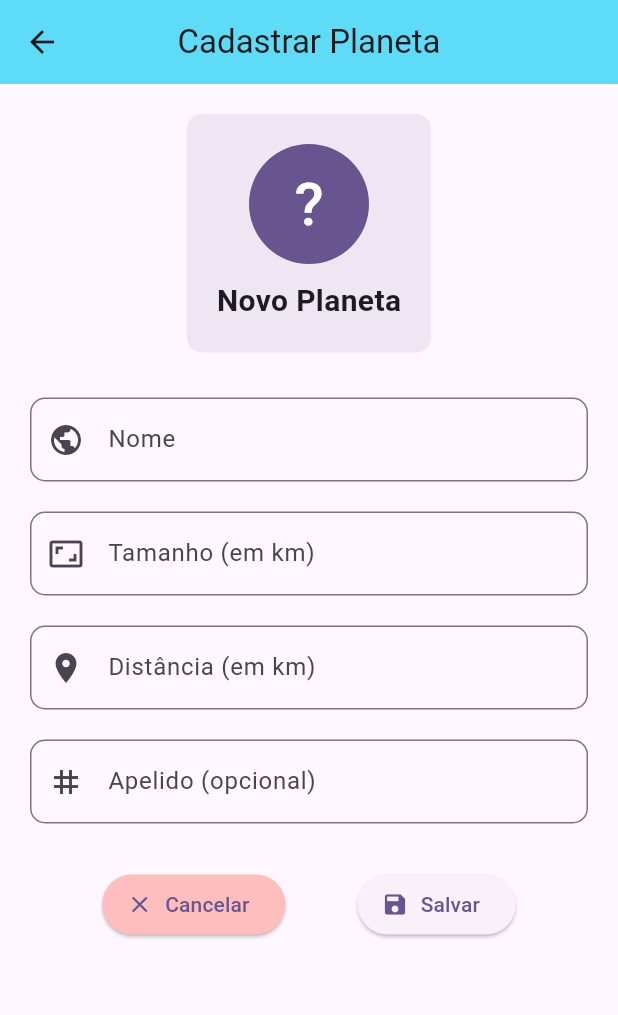
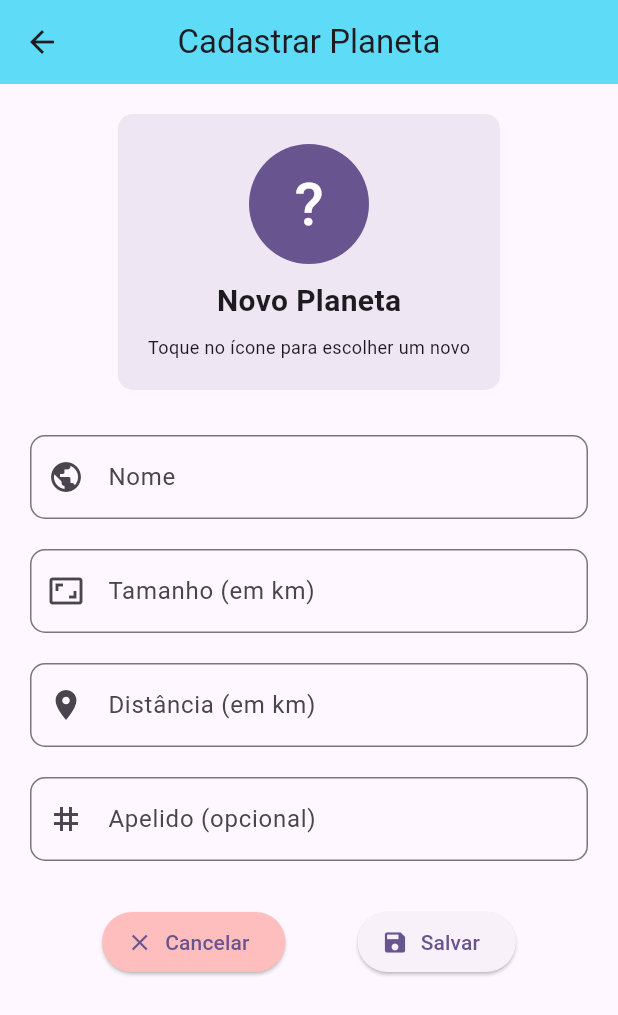
Before and after one commit to EmanuelFNC/app-planetas, a Flutter app: the screen it shows after launch, after a tap on the "add" icon, on a phone screen of 412 x 824 dp. Shown: the top 1015 px of the screen. Run offline on Flutter 3.47's test engine with Material 3 defaults, Android fonts, the phone set to English and light mode, and no system bars; our stand-ins replace sqflite; accounts and stored records are empty.

Commit message:
melhora de interface

```diff
--- a/lib/controles/controle_planeta.dart
+++ b/lib/controles/controle_planeta.dart
@@ -9,7 +9,7 @@ class ControlePlaneta {
   Future<Database> get bd async {
     if (_bd != null) return _bd!;
 
-    _bd = await _initBD('planetas.db');
+    _bd = await _initBD('planetas2.db');
     return _bd!;
   }
 
@@ -27,7 +27,8 @@ class ControlePlaneta {
         nome TEXT NOT NULL,
         tamanho REAL NOT NULL,
         distancia REAL NOT NULL,
-        apelido TEXT
+        apelido TEXT,
+        icone INTEGER
       );
     ''');
   }
--- a/lib/modelos/planeta.dart
+++ b/lib/modelos/planeta.dart
@@ -4,6 +4,7 @@ class Planeta {
   double tamanho;
   double distancia;
   String? apelido;
+  int? icone; // Novo campo para armazenar o codePoint do ícone
 
   // Construtor da classe Planeta
   Planeta({
@@ -12,10 +13,16 @@ class Planeta {
     required this.tamanho,
     required this.distancia,
     this.apelido,
+    this.icone,
   });
 
-  // Cosntrutor alternativo
-  Planeta.vazio() : nome = '', tamanho = 0.0, distancia = 0.0, apelido = '';
+  // Construtor alternativo
+  Planeta.vazio()
+      : nome = '',
+        tamanho = 0.0,
+        distancia = 0.0,
+        apelido = '',
+        icone = null;
 
   Map<String, dynamic> toMap() {
     return {
@@ -23,6 +30,7 @@ class Planeta {
       'tamanho': tamanho,
       'distancia': distancia,
       'apelido': apelido,
+      'icone': icone,
     };
   }
 
@@ -33,6 +41,7 @@ class Planeta {
       tamanho: map['tamanho'],
       distancia: map['distancia'],
       apelido: map['apelido'],
+      icone: map['icone'],
     );
   }
 }
--- a/lib/telas/tela_planeta.dart
+++ b/lib/telas/tela_planeta.dart
@@ -29,6 +29,26 @@ class _TelaPlanetaState extends State<TelaPlaneta> {
   final ControlePlaneta _controlePlaneta = ControlePlaneta();
 
   late Planeta _planeta;
+
+  // Lista de ícones para seleção (do Material Design)
+  final List<IconData> _planetIcons = [
+    Icons.public,
+    Icons.home,
+    Icons.whatshot,
+    Icons.star,
+    Icons.terrain,
+    Icons.satellite,
+    Icons.rocket_launch,
+    Icons.wb_sunny,
+    Icons.brightness_2, // Lua (moon)
+    Icons.brightness_3, // Lua crescente
+    Icons.explore, // Exploração
+    Icons.adjust, // Ajuste (pode representar órbita)
+    Icons.blur_circular, // Forma circular
+    Icons.lens, // Lente (círculo)
+    Icons.bubble_chart, // Gráfico de bolhas
+    Icons.auto_awesome, // Efeito de brilho
+  ];
 
   @override
   void initState() {
@@ -84,8 +104,56 @@ class _TelaPlanetaState extends State<TelaPlaneta> {
     }
   }
 
+  /// Abre a BottomSheet para seleção de ícone
+  void _showIconSelector() {
+    showModalBottomSheet(
+      context: context,
+      builder: (context) {
+        return GridView.builder(
+          padding: const EdgeInsets.all(16),
+          gridDelegate: const SliverGridDelegateWithFixedCrossAxisCount(
+            crossAxisCount: 4,
+            crossAxisSpacing: 16,
+            mainAxisSpacing: 16,
+          ),
+          itemCount: _planetIcons.length,
+          itemBuilder: (context, index) {
+            final iconData = _planetIcons[index];
+            return IconButton(
+              icon: Icon(
+                iconData,
+                size: 30,
+                color: Theme.of(context).colorScheme.primary,
+              ),
+              onPressed: () {
+                // Atualiza o planeta com o código do ícone escolhido
+                setState(() {
+                  _planeta.icone = iconData.codePoint;
+                });
+                Navigator.pop(context);
+              },
+            );
+          },
+        );
+      },
+    );
+  }
+
   @override
   Widget build(BuildContext context) {
+    // Cria o ícone do planeta. Se um ícone foi selecionado, o mostra; caso contrário, exibe "?".
+    Widget avatar =
+        _planeta.icone != null
+            ? Icon(
+              IconData(_planeta.icone!, fontFamily: 'MaterialIcons'),
+              size: 40,
+              color: Colors.white,
+            )
+            : const Text(
+              '?',
+              style: TextStyle(fontSize: 40, color: Colors.white),
+            );
+
     return Scaffold(
       appBar: AppBar(
         centerTitle: true,
@@ -98,11 +166,15 @@ class _TelaPlanetaState extends State<TelaPlaneta> {
           padding: const EdgeInsets.all(20),
           child: Column(
             children: [
-              // Cabeçalho visual
-              Container(
+              // Cabeçalho visual com seletor de ícone
+              InkWell(
+                onTap: _showIconSelector,
+                child: Container(
                   padding: const EdgeInsets.all(20),
                   decoration: BoxDecoration(
-                  color: Theme.of(context).colorScheme.primary.withOpacity(0.1),
+                    color: Theme.of(
+                      context,
+                    ).colorScheme.primary.withOpacity(0.1),
                     borderRadius: BorderRadius.circular(10),
                   ),
                   child: Column(
@@ -110,15 +182,7 @@ class _TelaPlanetaState extends State<TelaPlaneta> {
                       CircleAvatar(
                         radius: 40,
                         backgroundColor: Theme.of(context).colorScheme.primary,
-                      child: Text(
-                        _nameController.text.isNotEmpty
-                            ? _nameController.text.substring(0, 1).toUpperCase()
-                            : '?',
-                        style: const TextStyle(
-                          fontSize: 40,
-                          color: Colors.white,
-                        ),
-                      ),
+                        child: avatar,
                       ),
                       const SizedBox(height: 10),
                       Text(
@@ -128,7 +192,13 @@ class _TelaPlanetaState extends State<TelaPlaneta> {
                           fontWeight: FontWeight.bold,
                         ),
                       ),
+                      const SizedBox(height: 8),
+                      const Text(
+                        'Toque no ícone para escolher um novo',
+                        style: TextStyle(fontSize: 12),
+                      ),
                     ],
+                  ),
                 ),
               ),
               const SizedBox(height: 30),
```
Also changed, not shown: lib/main.dart (+9 -9 lines), lib/telas/tela_detalhes.dart (+16 -11 lines). Lines whose indentation alone changed are shown as unchanged.
